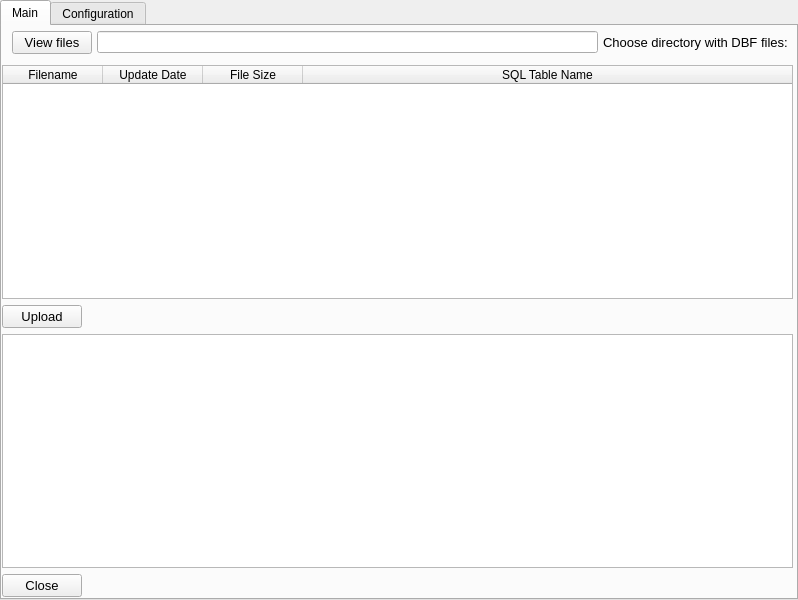
The window that gui.ui (StanleyKubrik/DBFLoaderToSQL) describes before a commit, drawn with Qt 5.
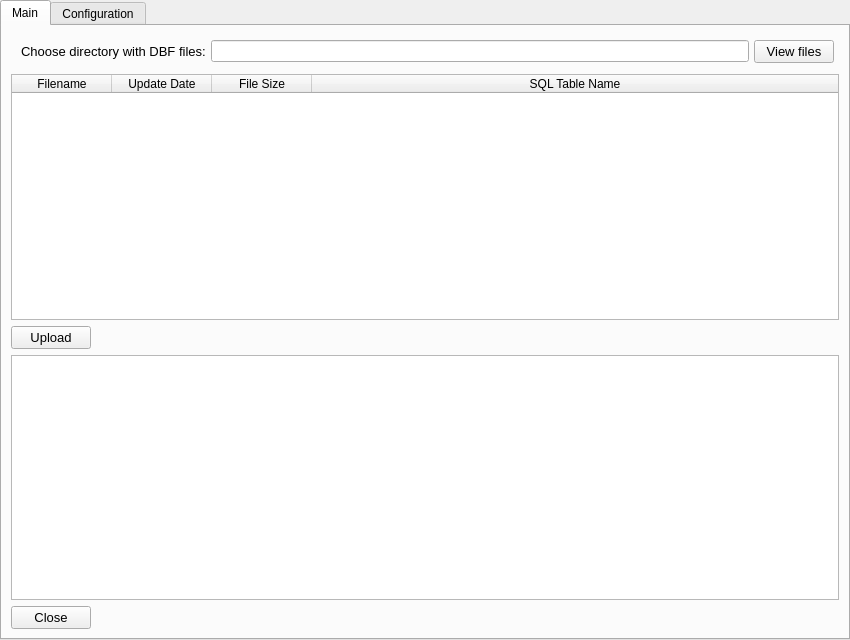
The same window after the commit.

Commit message: 2022/06/28 - Make app window resizable.

```diff
--- a/gui.ui
+++ b/gui.ui
@@ -9,8 +9,8 @@
    <rect>
     <x>0</x>
     <y>0</y>
-    <width>798</width>
-    <height>600</height>
+    <width>850</width>
+    <height>640</height>
    </rect>
   </property>
   <property name="sizePolicy">
@@ -29,10 +29,7 @@
      <verstretch>0</verstretch>
     </sizepolicy>
    </property>
-   <layout class="QVBoxLayout" name="verticalLayout_3" stretch="0">
-    <property name="spacing">
-     <number>5</number>
-    </property>
+   <layout class="QVBoxLayout" name="verticalLayout_3">
     <property name="leftMargin">
      <number>0</number>
     </property>
@@ -60,15 +57,8 @@
        <attribute name="title">
         <string>Main</string>
        </attribute>
-       <widget class="QWidget" name="">
-        <property name="geometry">
-         <rect>
-          <x>0</x>
-          <y>0</y>
-          <width>791</width>
-          <height>571</height>
-         </rect>
-        </property>
+       <layout class="QVBoxLayout" name="verticalLayout">
+        <item>
         <layout class="QVBoxLayout" name="verticalLayout_2">
          <property name="sizeConstraint">
           <enum>QLayout::SetDefaultConstraint</enum>
@@ -93,21 +83,6 @@
            <property name="bottomMargin">
             <number>5</number>
            </property>
-           <item>
-            <widget class="QPushButton" name="btn_view_files">
-             <property name="font">
-              <font>
-               <pointsize>10</pointsize>
-              </font>
-             </property>
-             <property name="text">
-              <string>View files</string>
-             </property>
-            </widget>
-           </item>
-           <item>
-            <widget class="QLineEdit" name="lineedit_directory"/>
-           </item>
            <item>
             <widget class="QLabel" name="lbl_choose">
              <property name="font">
@@ -120,6 +95,21 @@
              </property>
             </widget>
            </item>
+            <item>
+             <widget class="QLineEdit" name="lineedit_directory"/>
+            </item>
+            <item>
+             <widget class="QPushButton" name="btn_view_files">
+              <property name="font">
+               <font>
+                <pointsize>10</pointsize>
+               </font>
+              </property>
+              <property name="text">
+               <string>View files</string>
+              </property>
+             </widget>
+            </item>
           </layout>
          </item>
          <item>
@@ -243,7 +233,8 @@
           </widget>
          </item>
         </layout>
-       </widget>
+        </item>
+       </layout>
       </widget>
       <widget class="QWidget" name="tab_config">
        <attribute name="title">
```
Left out of the diff: 5 changed lines with no effect on the pictures. Lines whose indentation alone changed are shown as unchanged. The commit also changes 2 other files.
